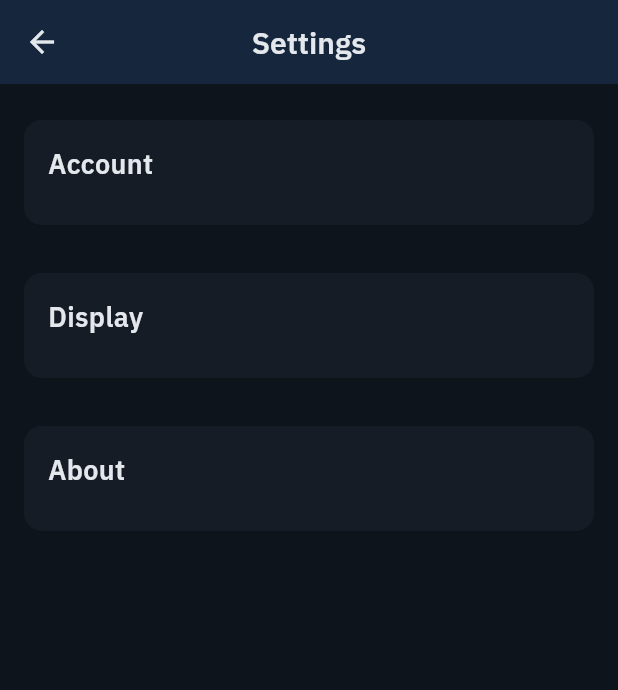
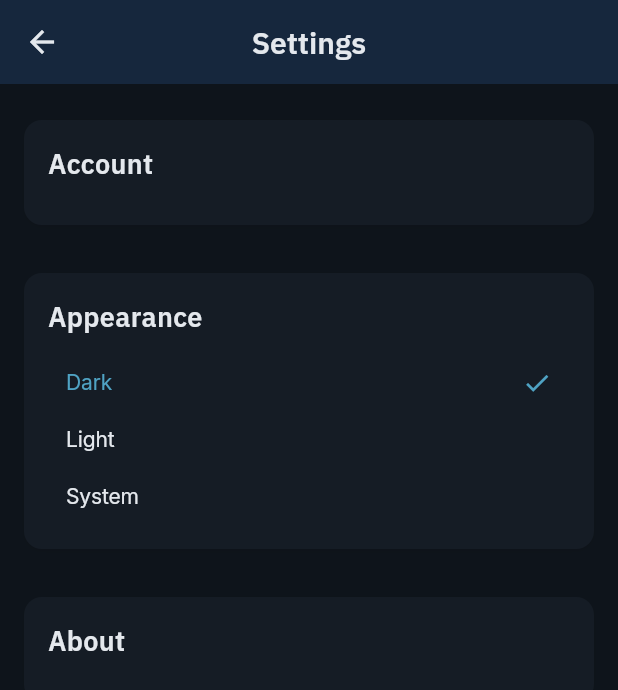
Before and after one commit to mmejiam-eafit/vivamed_ai_chatbot, a Flutter app: the SettingsPage screen opened by its route, on a phone screen of 412 x 824 dp. Shown: the top 690 px of the screen. Run offline on Flutter 3.47's test engine with Material 3 defaults, Android fonts, the light colour scheme and no system bars; our stand-ins replace flutter_svg, shared_preferences; accounts and stored records are empty.

Commit message:
:sparkles: feat(pages): build the Settings Appearance section
Adds this app's first dependency beyond flutter_svg (shared_preferences)
and its first piece of state above the page level: ThemeController, a
small ChangeNotifier that loads/persists ThemeMode, reached from any
descendant via a hand-rolled ThemeControllerScope (InheritedNotifier) --
no state-management package, no repository, since this is the whole
requirement (DT 10.5: remembered across launches, defaults dark per
D-013).

Settings' placeholder "Display" section becomes "Appearance", backed
by a new ThemeModeSelector molecule (Dark/Light/System, in that order,
per D-013) -- no radio-style choice control existed anywhere in the
app to reuse. main.dart awaits ThemeController.load() before runApp so
the correct theme is resolved on the first frame, no loading flash to
design around.

```diff
--- a/lib/app.dart
+++ b/lib/app.dart
@@ -1,4 +1,5 @@
 import 'package:flutter/material.dart';
+import 'package:radiologist_helper/theme_controller.dart';
 import 'package:radiologist_helper/ui/core/design_tokens.dart';
 import 'package:radiologist_helper/ui/pages/case_list_page.dart';
 import 'package:radiologist_helper/ui/pages/chat_page.dart';
@@ -19,15 +20,21 @@ abstract final class Routes {
 }
 
 class App extends StatelessWidget {
-  const App({super.key});
+  const App({super.key, required this.themeController});
+
+  final ThemeController themeController;
 
   @override
   Widget build(BuildContext context) {
-    return MaterialApp(
+    return ThemeControllerScope(
+      controller: themeController,
+      child: ListenableBuilder(
+        listenable: themeController,
+        builder: (context, _) => MaterialApp(
           title: 'Radiologist Helper',
           theme: buildAppTheme(Brightness.light),
           darkTheme: buildAppTheme(Brightness.dark),
-      themeMode: ThemeMode.dark,
+          themeMode: themeController.mode,
           debugShowCheckedModeBanner: false,
           initialRoute: Routes.login,
           routes: {
@@ -39,6 +46,8 @@ class App extends StatelessWidget {
             Routes.heatmapViewer: (_) => const HeatmapViewerPage(),
             Routes.settings: (_) => const SettingsPage(),
           },
+        ),
+      ),
     );
   }
 }
--- /dev/null
+++ b/lib/theme_controller.dart
@@ -0,0 +1,55 @@
+import 'package:flutter/material.dart';
+import 'package:shared_preferences/shared_preferences.dart';
+
+/// Holds the app's [ThemeMode] and persists it across launches (DT §10.5,
+/// DL D-013). The app's first piece of state above the page level and its
+/// first dependency beyond `flutter_svg` — kept deliberately small: no
+/// state-management package, no repository, one [ChangeNotifier].
+class ThemeController extends ChangeNotifier {
+  ThemeController._(this._mode, this._prefs);
+
+  static const _prefsKey = 'theme_mode';
+
+  final SharedPreferences _prefs;
+  ThemeMode _mode;
+
+  ThemeMode get mode => _mode;
+
+  /// Reads the persisted choice, defaulting to [ThemeMode.dark] if nothing
+  /// is stored yet — the app opens dark regardless of the system setting
+  /// (D-013), so a first launch has no override to read back.
+  static Future<ThemeController> load() async {
+    final prefs = await SharedPreferences.getInstance();
+    final stored = prefs.getString(_prefsKey);
+    final mode = ThemeMode.values.firstWhere(
+      (m) => m.name == stored,
+      orElse: () => ThemeMode.dark,
+    );
+    return ThemeController._(mode, prefs);
+  }
+
+  void setMode(ThemeMode mode) {
+    if (mode == _mode) return;
+    _mode = mode;
+    notifyListeners();
+    _prefs.setString(_prefsKey, mode.name);
+  }
+}
+
+/// Makes the app's single [ThemeController] reachable from any descendant
+/// (e.g. the Settings Appearance section) without prop-drilling a callback
+/// down through every intermediate widget.
+class ThemeControllerScope extends InheritedNotifier<ThemeController> {
+  const ThemeControllerScope({
+    super.key,
+    required ThemeController controller,
+    required super.child,
+  }) : super(notifier: controller);
+
+  static ThemeController of(BuildContext context) {
+    final scope =
+        context.dependOnInheritedWidgetOfExactType<ThemeControllerScope>();
+    assert(scope != null, 'No ThemeControllerScope found in context');
+    return scope!.notifier!;
+  }
+}
--- /dev/null
+++ b/lib/ui/molecules/theme_mode_selector.dart
@@ -0,0 +1,80 @@
+import 'package:flutter/material.dart';
+import 'package:radiologist_helper/ui/atoms/app_icon.dart';
+import 'package:radiologist_helper/ui/atoms/app_text.dart';
+import 'package:radiologist_helper/ui/core/design_tokens.dart';
+
+/// The Settings Appearance section's theme picker (DT §10.5). Always exactly
+/// three rows, Dark / Light / System in that order (DL D-013) — a generic
+/// n-way choice control would be over-building for what's specifically
+/// always this fixed choice, and no radio/segmented-control atom exists
+/// anywhere in the app to reuse instead.
+class ThemeModeSelector extends StatelessWidget {
+  const ThemeModeSelector({
+    super.key,
+    required this.selected,
+    required this.onChanged,
+  });
+
+  final ThemeMode selected;
+  final ValueChanged<ThemeMode> onChanged;
+
+  static const _options = [
+    (mode: ThemeMode.dark, label: 'Dark'),
+    (mode: ThemeMode.light, label: 'Light'),
+    (mode: ThemeMode.system, label: 'System'),
+  ];
+
+  @override
+  Widget build(BuildContext context) {
+    return Column(
+      crossAxisAlignment: CrossAxisAlignment.stretch,
+      children: [
+        for (final option in _options)
+          _ThemeModeRow(
+            label: option.label,
+            isSelected: selected == option.mode,
+            onTap: () => onChanged(option.mode),
+          ),
+      ],
+    );
+  }
+}
+
+class _ThemeModeRow extends StatelessWidget {
+  const _ThemeModeRow({
+    required this.label,
+    required this.isSelected,
+    required this.onTap,
+  });
+
+  final String label;
+  final bool isSelected;
+  final VoidCallback onTap;
+
+  @override
+  Widget build(BuildContext context) {
+    final colors = context.colors;
+    return InkWell(
+      onTap: onTap,
+      child: Padding(
+        padding: const EdgeInsets.symmetric(
+          horizontal: AppSpacing.md,
+          vertical: AppSpacing.sm,
+        ),
+        child: Row(
+          children: [
+            Expanded(
+              child: AppText(
+                label,
+                style: AppTypography.bodyMd,
+                color: isSelected ? colors.interactivePrimary : colors.textPrimary,
+              ),
+            ),
+            if (isSelected)
+              AppIcon(Icons.check, color: colors.interactivePrimary, size: 20.0),
+          ],
+        ),
+      ),
+    );
+  }
+}
--- a/lib/ui/pages/settings_page.dart
+++ b/lib/ui/pages/settings_page.dart
@@ -1,6 +1,8 @@
 import 'package:flutter/material.dart';
 import 'package:flutter/widget_previews.dart';
+import 'package:radiologist_helper/theme_controller.dart';
 import 'package:radiologist_helper/ui/core/preview_utils.dart';
+import 'package:radiologist_helper/ui/molecules/theme_mode_selector.dart';
 import 'package:radiologist_helper/ui/templates/settings_template.dart';
 
 class SettingsPage extends StatefulWidget {
@@ -15,14 +17,24 @@ class _SettingsPageState extends State<SettingsPage> {
 
   @override
   Widget build(BuildContext context) {
+    final themeController = ThemeControllerScope.of(context);
     return SettingsTemplate(
       appBar: AppBar(title: const Text('Settings')),
       selectedIndex: _selectedIndex,
       onSectionSelected: (i) => setState(() => _selectedIndex = i),
-      sections: const [
-        SettingsSection(title: 'Account', child: SizedBox()),
-        SettingsSection(title: 'Display', child: SizedBox()),
-        SettingsSection(title: 'About', child: SizedBox()),
+      sections: [
+        const SettingsSection(title: 'Account', child: SizedBox()),
+        SettingsSection(
+          title: 'Appearance',
+          // No extra ListenableBuilder needed: reading the scope above via
+          // .of(context) already subscribes this whole build() to
+          // ThemeController's notifications (InheritedNotifier's purpose).
+          child: ThemeModeSelector(
+            selected: themeController.mode,
+            onChanged: themeController.setMode,
+          ),
+        ),
+        const SettingsSection(title: 'About', child: SizedBox()),
       ],
     );
   }
--- a/pubspec.yaml
+++ b/pubspec.yaml
@@ -11,6 +11,7 @@ dependencies:
   flutter:
     sdk: flutter
   flutter_svg: ^2.3.0
+  shared_preferences: ^2.5.5
 
 dev_dependencies:
   flutter_test:
```
Also changed, not shown: lib/main.dart (+5 -2 lines), pubspec.lock, 4 other files. Lines whose indentation alone changed are shown as unchanged.
